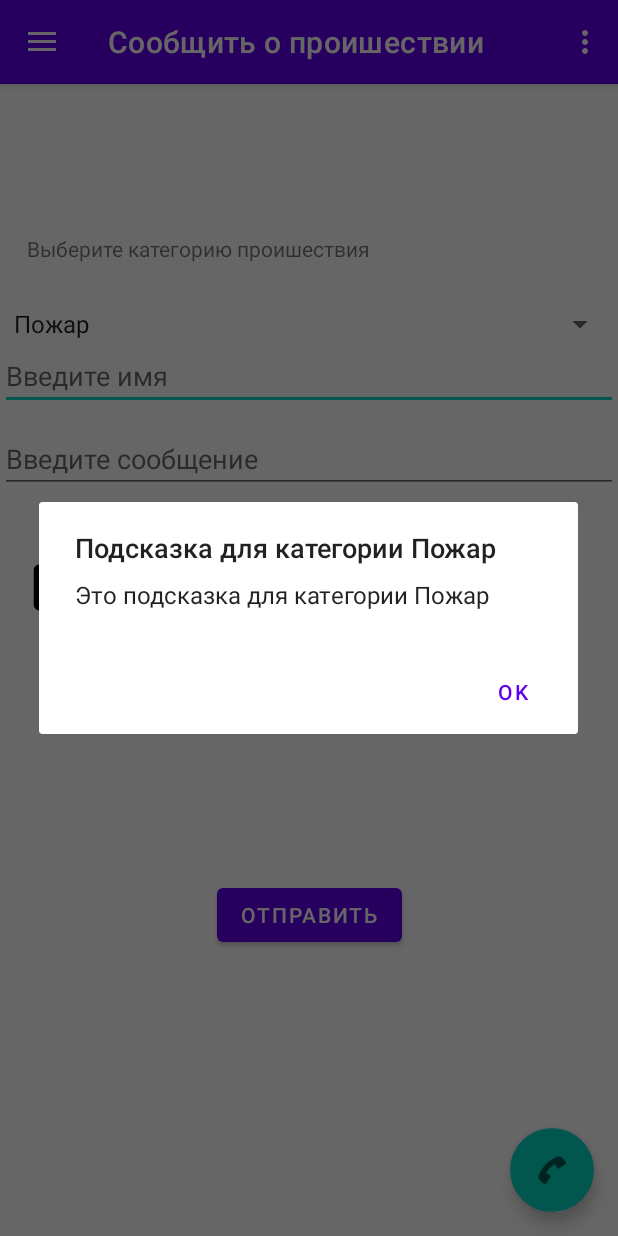
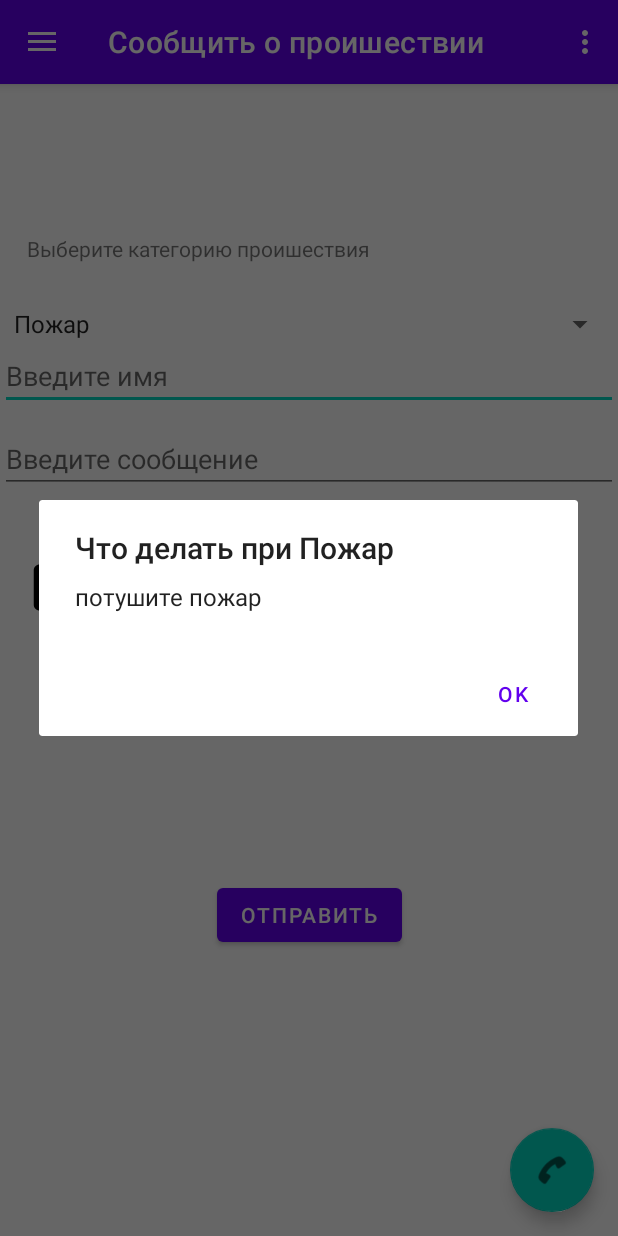
Before and after one commit to ghrthrth/mchsDiplom, an Android app: the screen it shows after launch (MainActivity), after a tap on "ОТПРАВИТЬ", on a phone screen of 412 x 824 dp. Run offline under Robolectric (Android 15) with nearby library versions, the phone set to English and light mode, and no system bars; our stand-ins replace navigation-ui; pictures from the network do not load; 3 statements that could not run were skipped.

Commit message:
release alls

```diff
--- a/app/src/main/java/com/example/mchs/ui/home/HomeFragment.java
+++ b/app/src/main/java/com/example/mchs/ui/home/HomeFragment.java
@@ -129,13 +129,41 @@ public class HomeFragment extends Fragment {
             return uri.getPath(); // Возвращаем исходный путь, если не удалось получить реальный путь
         }
     }
+    public String getMessageByCategory(String category) {
+        String message;
+
+        switch (category) {
+            case "Пожар":
+                message = "потушите пожар";
+                break;
+            case "Сработала сигнализация":
+                message = "вызовите 102";
+                break;
+            case "Застрял кот на дереве":
+                message = "спустите его вниз";
+                break;
+            case "Умер человек":
+                message = "скорую вызови";
+                break;
+            case "Сантехник прорвал трубу":
+                message = "продай квартиру";
+                break;
+            default:
+                message = "жвите мирно";
+                break;
+        }
+
+        return message;
+    }
+
 
     private void showTip(String category) {
         AlertDialog.Builder builder = new AlertDialog.Builder(getActivity());
-        builder.setTitle("Подсказка для категории " + category);
+        builder.setTitle("Что делать при " + category);
 
         // Здесь вы можете установить сообщение в зависимости от категории
-        String message = "Это подсказка для категории " + category;
+
+        String message = getMessageByCategory(category);
         builder.setMessage(message);
 
         builder.setPositiveButton("OK", new DialogInterface.OnClickListener() {
```
